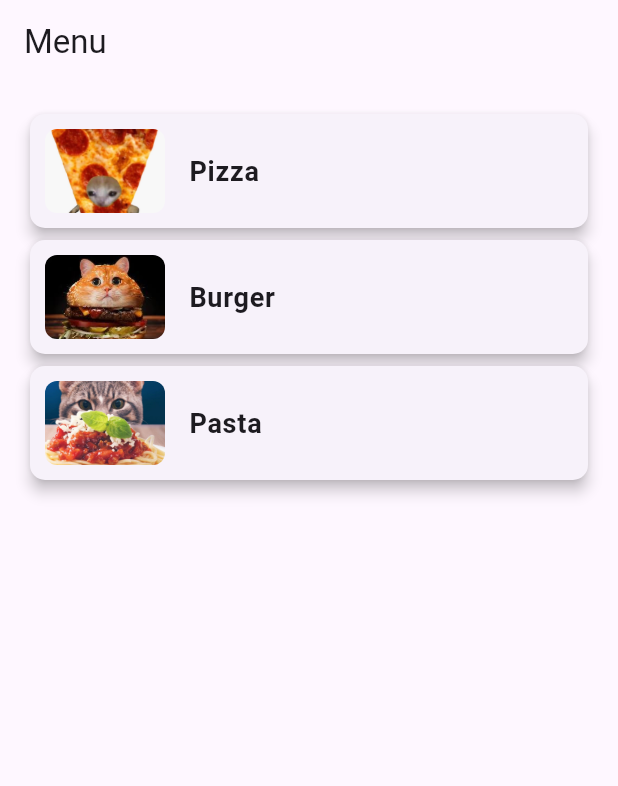
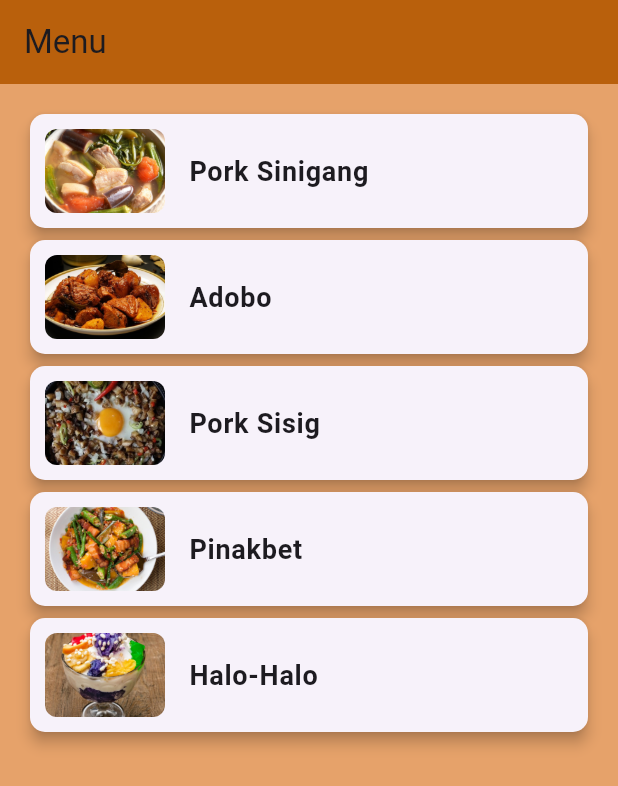
Before and after one commit to JBGalvez7/restaurant_app, a Flutter app: the FoodDetailsScreen screen opened directly with empty values, after a tap on "Back to Menu", on a phone screen of 412 x 824 dp. Shown: the top 786 px of the screen. Run offline on Flutter 3.47's test engine with Material 3 defaults, Android fonts, the phone set to English and light mode, and no system bars.

Commit message:
Update for Restaurant App - 2

```diff
--- a/lib/main.dart
+++ b/lib/main.dart
@@ -13,7 +13,10 @@ class MyApp extends StatelessWidget {
     return MaterialApp(
       debugShowCheckedModeBanner: false,
       title: 'Restaurant Menu',
-      theme: ThemeData(primarySwatch: Colors.red),
+      theme: ThemeData(
+        primarySwatch: Colors.red,
+        scaffoldBackgroundColor: const Color.fromARGB(255, 230, 162, 106),
+      ),
       home: const MenuListScreen(),
     );
   }
--- a/lib/screens/food_details_screen.dart
+++ b/lib/screens/food_details_screen.dart
@@ -8,6 +8,33 @@ class FoodDetailsScreen extends StatelessWidget {
 
   @override
   Widget build(BuildContext context) {
+    String description;
+
+    switch (name) {
+      case 'Pork Sinigang':
+        description =
+            'A savory and tangy pork soup made with tender pork, tamarind, and fresh vegetables. A comforting Filipino classic!';
+        break;
+      case 'Adobo':
+        description =
+            'A rich and flavorful dish of pork or chicken braised in soy sauce, vinegar, garlic, and aromatic spices. A Filipino favorite!';
+        break;
+      case 'Pork Sisig':
+        description =
+            'A sizzling, crispy, and flavorful dish made with seasoned chopped pork, onions, chili, and a splash of calamansi.';
+        break;
+      case 'Pinakbet':
+        description =
+            'A nutritious vegetable stew infused with shrimp paste, featuring a colorful mix of eggplant, bitter melon, and squash.';
+        break;
+      case 'Halo-Halo':
+        description =
+            'A refreshing and vibrant dessert made with crushed ice, sweetened fruits, jelly, and topped with creamy ube ice cream.';
+        break;
+      default:
+        description = 'Enjoy your delicious $name!';
+    }
+
     return Scaffold(
       appBar: AppBar(title: Text(name)),
       body: Center(
@@ -21,9 +48,32 @@ class FoodDetailsScreen extends StatelessWidget {
               child: Image.asset(image, fit: BoxFit.cover),
             ),
             const SizedBox(height: 20),
-            Text(
-              'Enjoy your delicious $name!',
-              style: const TextStyle(fontSize: 24, fontWeight: FontWeight.bold),
+            Padding(
+              padding: const EdgeInsets.symmetric(horizontal: 20.0),
+              child: Container(
+                padding: const EdgeInsets.all(15),
+                decoration: BoxDecoration(
+                  color: Colors.white,
+                  border: Border.all(color: Colors.grey, width: 1.5),
+                  borderRadius: BorderRadius.circular(12),
+                  boxShadow: [
+                    BoxShadow(
+                      color: Colors.black12,
+                      blurRadius: 6,
+                      offset: const Offset(0, 3),
+                    ),
+                  ],
+                ),
+                child: Text(
+                  description,
+                  style: const TextStyle(
+                    fontSize: 18,
+                    fontWeight: FontWeight.w500,
+                    color: Colors.black87,
+                  ),
+                  textAlign: TextAlign.center,
+                ),
+              ),
             ),
             const SizedBox(height: 20),
             ElevatedButton(
--- a/lib/screens/menu_list_screen.dart
+++ b/lib/screens/menu_list_screen.dart
@@ -5,15 +5,20 @@ class MenuListScreen extends StatelessWidget {
   const MenuListScreen({super.key});
 
   final List<Map<String, String>> menuItems = const [
-    {'name': 'Pizza', 'image': 'assets/images/pizza.jpg'},
-    {'name': 'Burger', 'image': 'assets/images/burger.jpg'},
-    {'name': 'Pasta', 'image': 'assets/images/pasta.jpg'},
+    {'name': 'Pork Sinigang', 'image': 'assets/images/pork_sinigang.jpg'},
+    {'name': 'Adobo', 'image': 'assets/images/adobo.jpg'},
+    {'name': 'Pork Sisig', 'image': 'assets/images/pork_sisig.jpg'},
+    {'name': 'Pinakbet', 'image': 'assets/images/pinakbet.jpg'},
+    {'name': 'Halo-Halo', 'image': 'assets/images/halohalo.jpg'},
   ];
 
   @override
   Widget build(BuildContext context) {
     return Scaffold(
-      appBar: AppBar(title: const Text('Menu')),
+      appBar: AppBar(
+        title: const Text('Menu'),
+        backgroundColor: const Color.fromARGB(255, 185, 96, 12),
+      ),
       body: Padding(
         padding: const EdgeInsets.all(16.0),
         child: ListView.builder(
--- a/pubspec.yaml
+++ b/pubspec.yaml
@@ -54,7 +54,11 @@ flutter:
   assets:
     - assets/images/pizza.jpg
     - assets/images/burger.jpg
-    - assets/images/pasta.jpg
+    - assets/images/adobo.jpg
+    - assets/images/pork_sinigang.jpg
+    - assets/images/halohalo.jpg
+    - assets/images/pork_sisig.jpg
+    - assets/images/pinakbet.jpg
 
 
   # The following line ensures that the Material Icons font is
```
Also changed, not shown: assets/images/adobo.jpg (added), assets/images/halohalo.jpg (added), assets/images/pinakbet.jpg (added), assets/images/pork_sinigang.jpg (added), assets/images/pork_sisig.jpg (added).
